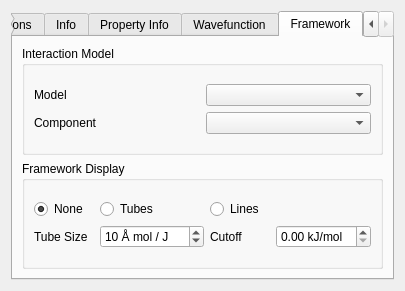
First picture: the form in src/childpropertycontroller.ui, repository peterspackman/crystalexplorer, before the edit.
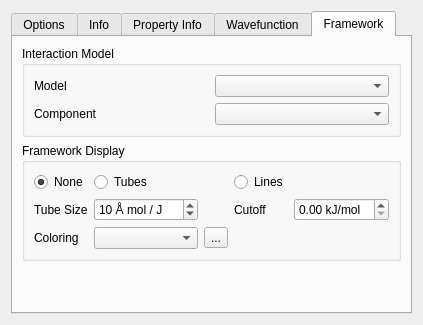
Second picture: the form after the edit. The open tabs and pages were chosen to show the change. Icons and pictures are not drawn.

Commit message: Update framework coloring options

The edit to the form file:
```diff
--- a/src/childpropertycontroller.ui
+++ b/src/childpropertycontroller.ui
@@ -2,16 +2,8 @@
 <ui version="4.0">
  <class>ChildPropertyController</class>
  <widget class="QWidget" name="ChildPropertyController">
-  <property name="geometry">
-   <rect>
-    <x>0</x>
-    <y>0</y>
-    <width>405</width>
-    <height>291</height>
-   </rect>
-  </property>
   <property name="sizePolicy">
-   <sizepolicy hsizetype="MinimumExpanding" vsizetype="Preferred">
+   <sizepolicy hsizetype="MinimumExpanding" vsizetype="MinimumExpanding">
     <horstretch>0</horstretch>
     <verstretch>0</verstretch>
    </sizepolicy>
@@ -34,13 +26,25 @@
   <layout class="QVBoxLayout" name="verticalLayout_2">
    <item>
     <widget class="QTabWidget" name="tabWidget">
+     <property name="sizePolicy">
+      <sizepolicy hsizetype="MinimumExpanding" vsizetype="MinimumExpanding">
+       <horstretch>0</horstretch>
+       <verstretch>0</verstretch>
+      </sizepolicy>
+     </property>
      <property name="toolTip">
       <string/>
      </property>
      <property name="currentIndex">
-      <number>3</number>
+      <number>4</number>
      </property>
      <widget class="QWidget" name="surfaceOptionsTab">
+      <property name="sizePolicy">
+       <sizepolicy hsizetype="MinimumExpanding" vsizetype="MinimumExpanding">
+        <horstretch>0</horstretch>
+        <verstretch>0</verstretch>
+       </sizepolicy>
+      </property>
       <attribute name="title">
        <string>Options</string>
       </attribute>
@@ -176,6 +180,12 @@
       </layout>
      </widget>
      <widget class="QWidget" name="surfaceInformationTab">
+      <property name="sizePolicy">
+       <sizepolicy hsizetype="MinimumExpanding" vsizetype="MinimumExpanding">
+        <horstretch>0</horstretch>
+        <verstretch>0</verstretch>
+       </sizepolicy>
+      </property>
       <attribute name="title">
        <string>Info</string>
       </attribute>
@@ -334,6 +344,12 @@
       </layout>
      </widget>
      <widget class="QWidget" name="surfacePropertyTab">
+      <property name="sizePolicy">
+       <sizepolicy hsizetype="MinimumExpanding" vsizetype="MinimumExpanding">
+        <horstretch>0</horstretch>
+        <verstretch>0</verstretch>
+       </sizepolicy>
+      </property>
       <attribute name="title">
        <string>Property Info</string>
       </attribute>
@@ -525,6 +541,12 @@
       </layout>
      </widget>
      <widget class="QWidget" name="wavefunctionTab">
+      <property name="sizePolicy">
+       <sizepolicy hsizetype="MinimumExpanding" vsizetype="MinimumExpanding">
+        <horstretch>0</horstretch>
+        <verstretch>0</verstretch>
+       </sizepolicy>
+      </property>
       <attribute name="title">
        <string>Wavefunction</string>
       </attribute>
@@ -742,24 +764,24 @@
       </layout>
      </widget>
      <widget class="QWidget" name="frameworkTab">
+      <property name="sizePolicy">
+       <sizepolicy hsizetype="MinimumExpanding" vsizetype="MinimumExpanding">
+        <horstretch>0</horstretch>
+        <verstretch>0</verstretch>
+       </sizepolicy>
+      </property>
       <attribute name="title">
        <string>Framework</string>
       </attribute>
       <layout class="QVBoxLayout" name="verticalLayout_9">
        <item>
-        <widget class="QGroupBox" name="groupBox_2">
+        <widget class="QGroupBox" name="interactionModelGroupBox">
          <property name="title">
           <string>Interaction Model</string>
          </property>
-         <layout class="QVBoxLayout" name="verticalLayout_7">
-          <item>
-           <layout class="QGridLayout" name="gridLayout_4">
-            <item row="0" column="0">
-             <widget class="QLabel" name="modelLabel">
-              <property name="text">
-               <string>Model</string>
-              </property>
-             </widget>
+         <layout class="QGridLayout" name="gridLayout_6">
+          <item row="1" column="1">
+           <widget class="QComboBox" name="componentComboBox"/>
             </item>
             <item row="1" column="0">
              <widget class="QLabel" name="componentLabel">
@@ -768,50 +790,77 @@
               </property>
              </widget>
             </item>
-            <item row="1" column="1">
-             <widget class="QComboBox" name="componentComboBox"/>
-            </item>
             <item row="0" column="1">
              <widget class="QComboBox" name="modelComboBox"/>
             </item>
-           </layout>
+          <item row="0" column="0">
+           <widget class="QLabel" name="modelLabel">
+            <property name="text">
+             <string>Model</string>
+            </property>
+           </widget>
           </item>
          </layout>
         </widget>
        </item>
        <item>
         <widget class="QGroupBox" name="frameworkDisplayGroupBox">
+         <property name="sizePolicy">
+          <sizepolicy hsizetype="MinimumExpanding" vsizetype="MinimumExpanding">
+           <horstretch>0</horstretch>
+           <verstretch>0</verstretch>
+          </sizepolicy>
+         </property>
          <property name="title">
           <string>Framework Display</string>
          </property>
-         <layout class="QVBoxLayout" name="verticalLayout_8">
-          <item>
            <layout class="QGridLayout" name="gridLayout_5">
-            <item row="3" column="0">
-             <widget class="QLabel" name="frameworkTubeSizeLabel">
+          <item row="4" column="0">
+           <widget class="QLabel" name="frameworkColorLabel">
               <property name="text">
-               <string>Tube Size</string>
+             <string>Coloring</string>
               </property>
              </widget>
             </item>
-            <item row="0" column="0">
-             <widget class="QRadioButton" name="showNoneButton">
+          <item row="4" column="2">
+           <widget class="QToolButton" name="frameworkColorToolButton">
               <property name="text">
-               <string>None</string>
-              </property>
-              <property name="checked">
-               <bool>true</bool>
-              </property>
-             </widget>
-            </item>
-            <item row="3" column="2">
+             <string>...</string>
+            </property>
+           </widget>
+          </item>
+          <item row="3" column="3">
              <widget class="QLabel" name="frameworkCutoffLabel">
               <property name="text">
                <string>Cutoff</string>
               </property>
              </widget>
             </item>
-            <item row="3" column="3">
+          <item row="0" column="1">
+           <widget class="QRadioButton" name="showTubesButton">
+            <property name="text">
+             <string>Tubes</string>
+            </property>
+           </widget>
+          </item>
+          <item row="3" column="0">
+           <widget class="QLabel" name="frameworkTubeSizeLabel">
+            <property name="text">
+             <string>Tube Size</string>
+            </property>
+           </widget>
+          </item>
+          <item row="4" column="1">
+           <widget class="QComboBox" name="frameworkColorComboBox"/>
+          </item>
+          <item row="0" column="3">
+           <widget class="QRadioButton" name="showLinesButton">
+            <property name="text">
+             <string>Lines</string>
+            </property>
+           </widget>
+          </item>
+          <item row="3" column="4">
              <widget class="QDoubleSpinBox" name="frameworkCutoffSpinBox">
               <property name="prefix">
                <string/>
@@ -837,25 +886,32 @@
               </property>
              </widget>
             </item>
-            <item row="0" column="1">
-             <widget class="QRadioButton" name="showTubesButton">
+          <item row="0" column="0">
+           <widget class="QRadioButton" name="showNoneButton">
               <property name="text">
-               <string>Tubes</string>
-              </property>
-             </widget>
-            </item>
-            <item row="0" column="2">
-             <widget class="QRadioButton" name="showLinesButton">
-              <property name="text">
-               <string>Lines</string>
+             <string>None</string>
+            </property>
+            <property name="checked">
+             <bool>true</bool>
               </property>
              </widget>
             </item>
            </layout>
-          </item>
-         </layout>
         </widget>
        </item>
+       <item>
+        <spacer name="frameworkTabSpacer">
+         <property name="orientation">
+          <enum>Qt::Vertical</enum>
+         </property>
+         <property name="sizeHint" stdset="0">
+          <size>
+           <width>20</width>
+           <height>40</height>
+          </size>
+         </property>
+        </spacer>
+       </item>
       </layout>
      </widget>
     </widget>
```
Lines whose indentation alone changed are shown as unchanged. The commit also changes 13 other files.
